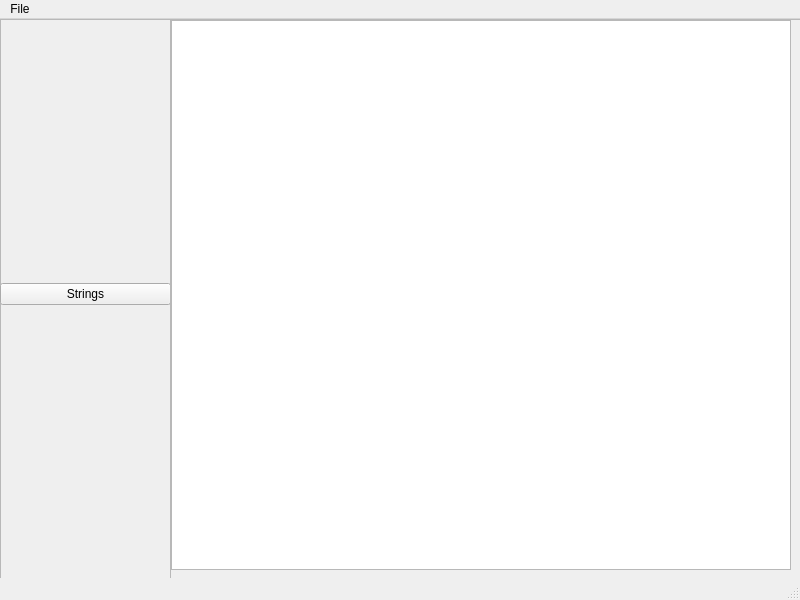
Above: framework.ui from Saltbourne/ELFStudio before the change. Below: the same form after it.
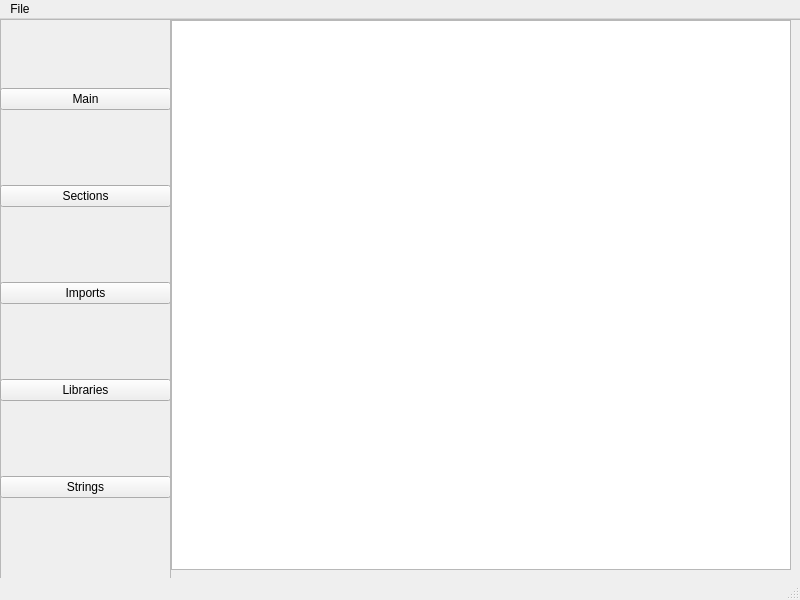
That is the form after the change.

Commit message:
ELF files openable with strings, header, bit info
ELF files can be opened in the system file explorer and can read strings and header info. The list of strings and addressable space (64-bit vs 32-bit) can be seen as well as a working implementation for MD5 hash value though room for improvement.

```diff
--- a/framework.ui
+++ b/framework.ui
@@ -39,6 +39,34 @@
       </rect>
      </property>
      <layout class="QVBoxLayout" name="verticalLayout">
+      <item>
+       <widget class="QPushButton" name="mainButton">
+        <property name="text">
+         <string>Main</string>
+        </property>
+       </widget>
+      </item>
+      <item>
+       <widget class="QPushButton" name="sectionButton">
+        <property name="text">
+         <string>Sections</string>
+        </property>
+       </widget>
+      </item>
+      <item>
+       <widget class="QPushButton" name="importButton">
+        <property name="text">
+         <string>Imports</string>
+        </property>
+       </widget>
+      </item>
+      <item>
+       <widget class="QPushButton" name="libraryButton">
+        <property name="text">
+         <string>Libraries</string>
+        </property>
+       </widget>
+      </item>
       <item>
        <widget class="QPushButton" name="stringsButton">
         <property name="text">
```
Left out of the diff: 2 changed lines with no effect on the pictures. The commit also changes 2 other files.
